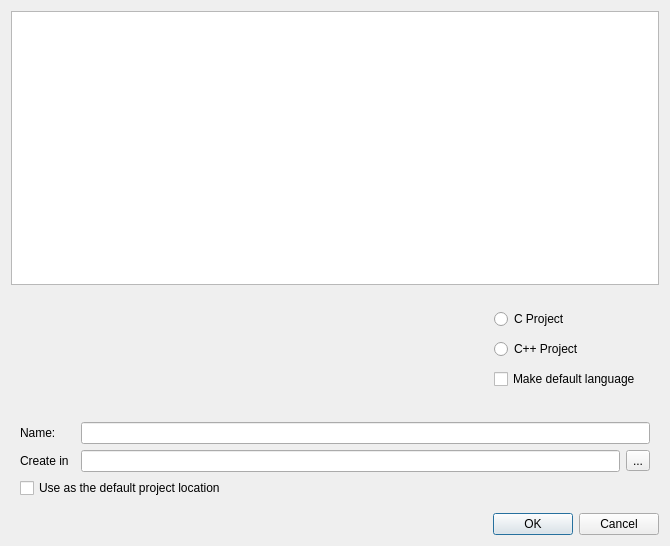
Old version of the form RedPandaIDE/widgets/newprojectdialog.ui in the repository royqh1979/RedPanda-CPP.
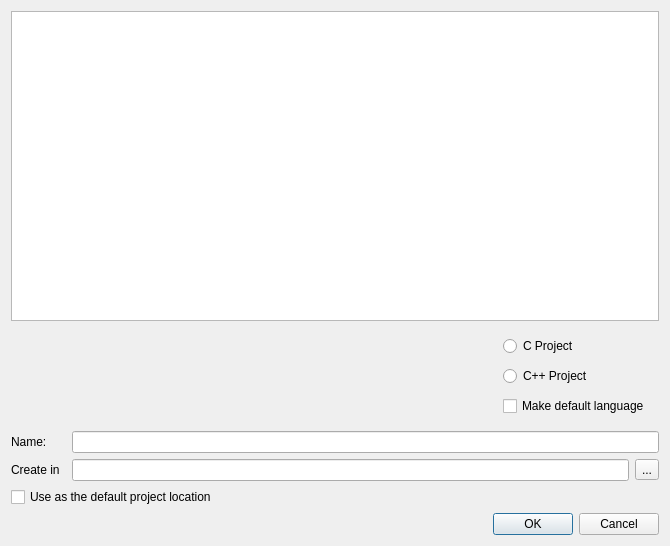
New version of the form. Icons and pictures are not drawn.

Commit message: - enhancement: auto save/restore size of the new project dialog

Patch:
```diff
--- a/RedPandaIDE/widgets/newprojectdialog.ui
+++ b/RedPandaIDE/widgets/newprojectdialog.ui
@@ -19,6 +19,12 @@
      <property name="flow">
       <enum>QListView::LeftToRight</enum>
      </property>
+     <property name="resizeMode">
+      <enum>QListView::Adjust</enum>
+     </property>
+     <property name="spacing">
+      <number>10</number>
+     </property>
      <property name="viewMode">
       <enum>QListView::IconMode</enum>
      </property>
@@ -36,6 +42,18 @@
    <item>
     <widget class="QWidget" name="widget" native="true">
      <layout class="QHBoxLayout" name="horizontalLayout">
+      <property name="leftMargin">
+       <number>0</number>
+      </property>
+      <property name="topMargin">
+       <number>0</number>
+      </property>
+      <property name="rightMargin">
+       <number>0</number>
+      </property>
+      <property name="bottomMargin">
+       <number>0</number>
+      </property>
       <item>
        <widget class="QLabel" name="lblDescription">
         <property name="sizePolicy">
@@ -47,6 +65,15 @@
         <property name="text">
          <string/>
         </property>
+        <property name="textFormat">
+         <enum>Qt::AutoText</enum>
+        </property>
+        <property name="wordWrap">
+         <bool>true</bool>
+        </property>
+        <property name="openExternalLinks">
+         <bool>true</bool>
+        </property>
        </widget>
       </item>
       <item>
@@ -91,6 +118,18 @@
    <item>
     <widget class="QWidget" name="widget_3" native="true">
      <layout class="QGridLayout" name="gridLayout_2">
+      <property name="leftMargin">
+       <number>0</number>
+      </property>
+      <property name="topMargin">
+       <number>0</number>
+      </property>
+      <property name="rightMargin">
+       <number>0</number>
+      </property>
+      <property name="bottomMargin">
+       <number>0</number>
+      </property>
       <item row="1" column="2">
        <widget class="QLineEdit" name="txtLocation"/>
       </item>
```
The commit also changes 8 other files.
